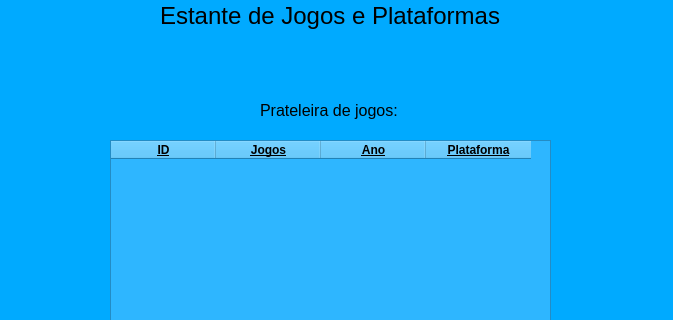
Above: lista_de_jogos.ui from CesarOli/cadastro_de_jogos_e_plataformas before the change; both pictures show x 0 to 673 and y 0 to 320 of the 673 by 540 pixel window. Below: the same form after it.
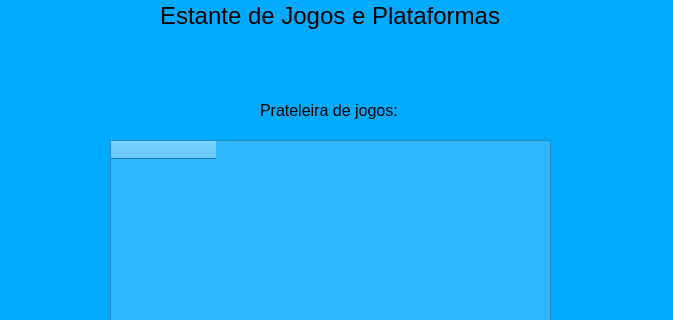
That is the form after the change.

Commit message: Alteração no nome que exibe a página.

```diff
--- a/lista_de_jogos.ui
+++ b/lista_de_jogos.ui
@@ -102,43 +102,7 @@
     </attribute>
     <column>
      <property name="text">
-      <string>ID</string>
-     </property>
-     <property name="font">
-      <font>
-       <weight>75</weight>
-       <bold>true</bold>
-       <underline>true</underline>
-      </font>
-     </property>
-    </column>
-    <column>
-     <property name="text">
-      <string>Jogos</string>
-     </property>
-     <property name="font">
-      <font>
-       <weight>75</weight>
-       <bold>true</bold>
-       <underline>true</underline>
-      </font>
-     </property>
-    </column>
-    <column>
-     <property name="text">
-      <string>Ano</string>
-     </property>
-     <property name="font">
-      <font>
-       <weight>75</weight>
-       <bold>true</bold>
-       <underline>true</underline>
-      </font>
-     </property>
-    </column>
-    <column>
-     <property name="text">
-      <string>Plataforma</string>
+      <string/>
      </property>
      <property name="font">
       <font>
```
Left out of the diff: 4 changed lines with no effect on the pictures.
